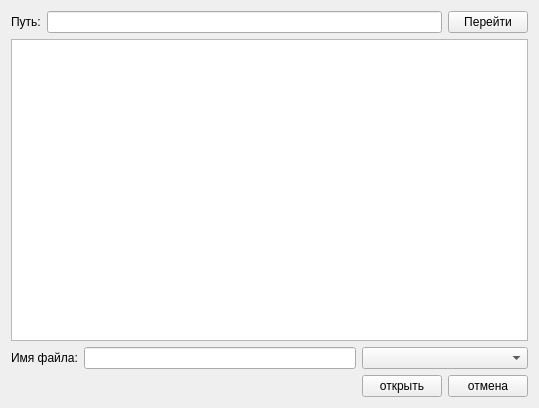
Karenfen/SimpleTextEditor, file SimpleTextEditor/filer.ui: the form before one commit.
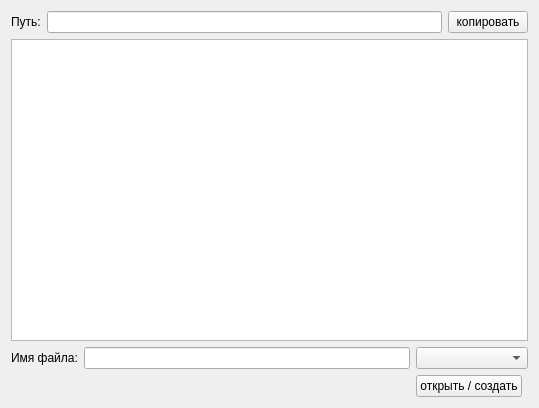
The form after the commit.

The edit to the form file:
```diff
--- a/SimpleTextEditor/filer.ui
+++ b/SimpleTextEditor/filer.ui
@@ -29,7 +29,7 @@
      <item>
       <widget class="QPushButton" name="setPath">
        <property name="text">
-        <string>Перейти</string>
+        <string>копировать</string>
        </property>
       </widget>
      </item>
@@ -37,13 +37,6 @@
    </item>
    <item row="2" column="0">
     <layout class="QGridLayout" name="gridLayout_2">
-     <item row="1" column="3">
-      <widget class="QPushButton" name="quit">
-       <property name="text">
-        <string>отмена</string>
-       </property>
-      </widget>
-     </item>
      <item row="0" column="2" colspan="2">
       <widget class="QComboBox" name="comboBoxType"/>
      </item>
@@ -53,7 +46,7 @@
      <item row="1" column="2">
       <widget class="QPushButton" name="open">
        <property name="text">
-        <string>открыть</string>
+        <string>открыть / создать</string>
        </property>
       </widget>
      </item>
```
Left out of the diff: 2 changed lines with no effect on the pictures.
